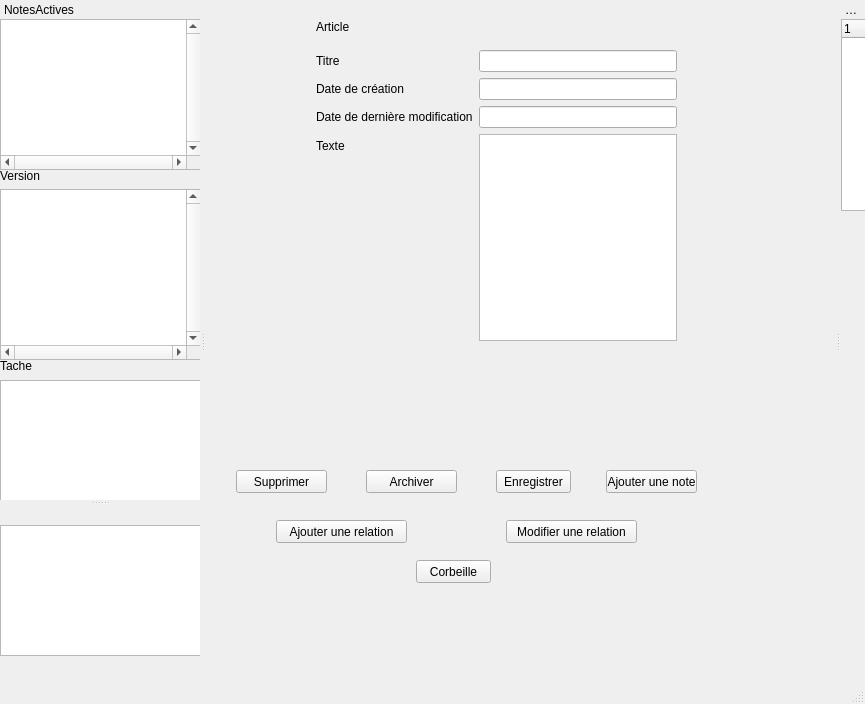
Before: the Qt Designer form gui/mainwindow.ui in vincebhx/LO21-PluriNotes, drawn with Qt 5.
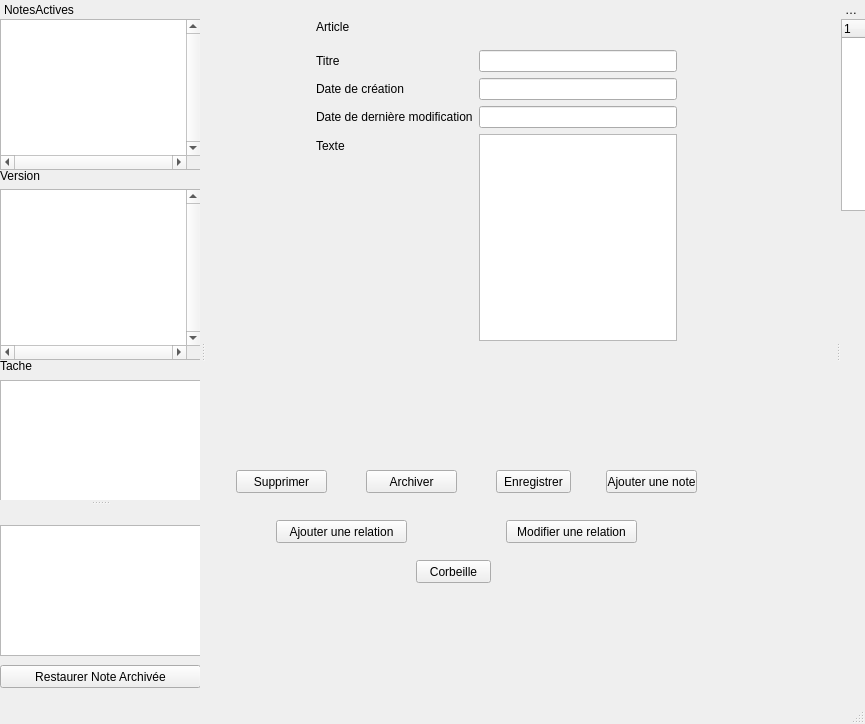
After: the same form once the commit is applied.

The edit to the form file:
```diff
--- a/gui/mainwindow.ui
+++ b/gui/mainwindow.ui
@@ -7,7 +7,7 @@
     <x>0</x>
     <y>0</y>
     <width>865</width>
-    <height>704</height>
+    <height>724</height>
    </rect>
   </property>
   <property name="windowTitle">
@@ -773,6 +773,22 @@
        <width>201</width>
        <height>131</height>
       </rect>
+     </property>
+     <property name="editTriggers">
+      <set>QAbstractItemView::NoEditTriggers</set>
+     </property>
+    </widget>
+    <widget class="QPushButton" name="restaure_archive">
+     <property name="geometry">
+      <rect>
+       <x>0</x>
+       <y>140</y>
+       <width>201</width>
+       <height>23</height>
+      </rect>
+     </property>
+     <property name="text">
+      <string>Restaurer Note Archivée</string>
      </property>
     </widget>
    </widget>
```
